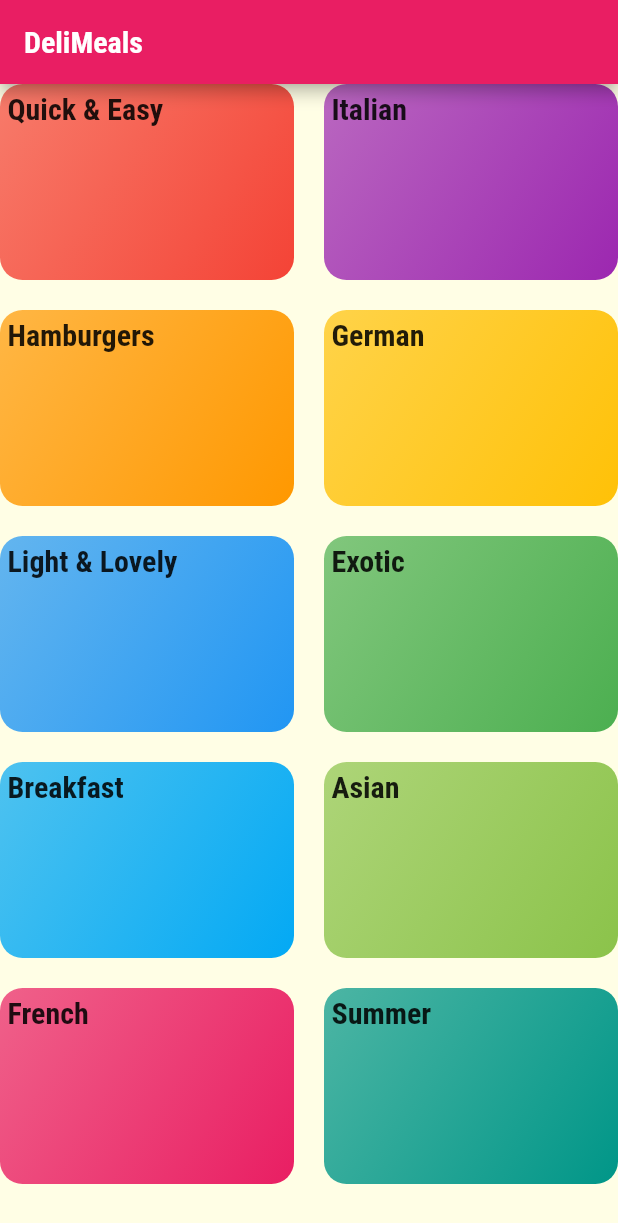
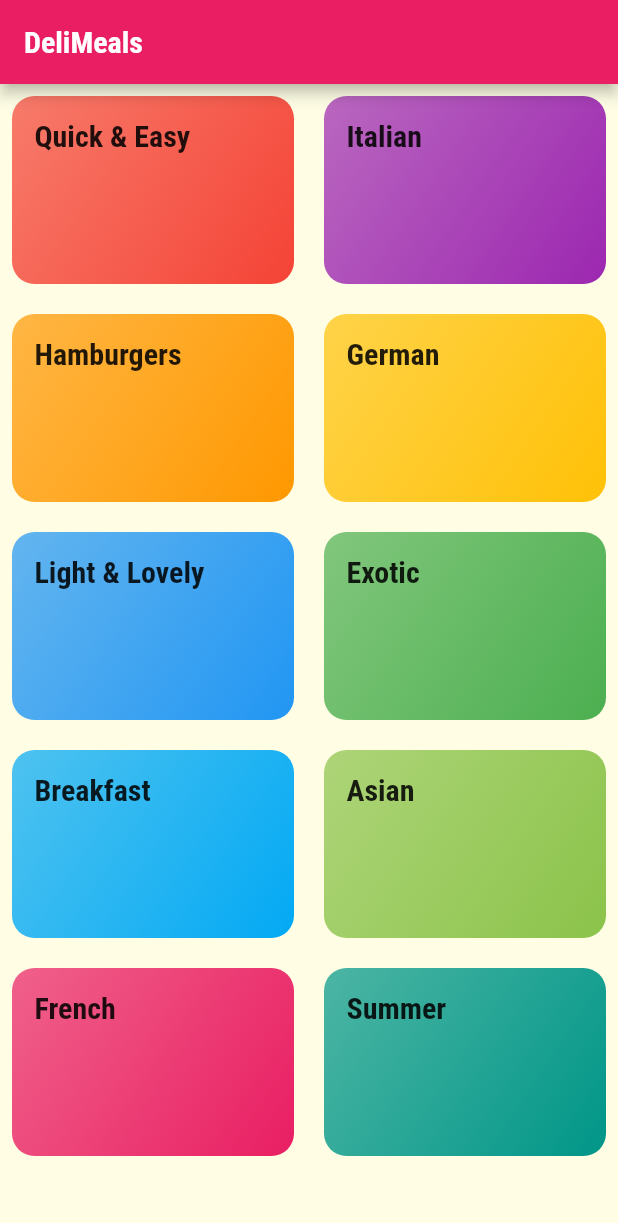
Before and after one commit to Shashank0271/Meals-App, a Flutter app: the screen it shows after launch, on a phone screen of 412 x 824 dp. Shown: the top 1223 px of the screen. Run offline on Flutter 3.47's test engine with Material 2 defaults, Android fonts, the phone set to English and light mode, and no system bars.

Commit message:
updated files

```diff
--- a/lib/categories_screen.dart
+++ b/lib/categories_screen.dart
@@ -9,15 +9,22 @@ class CategoriesScreen extends StatelessWidget {
   Widget build(BuildContext context) {
     return Scaffold(
       appBar: AppBar(title: const Text('DeliMeals')),
-      body: GridView(
+      body: Padding(
+        padding: const EdgeInsets.all(8.0),
+        child: GridView(
           children: DUMMY_CATEGORIES
-            .map((cat) => CategoryItem(title: cat.title, color: cat.color))
+              .map((cat) => CategoryItem(
+                    title: cat.title,
+                    color: cat.color,
+                    id: cat.id,
+                  ))
               .toList(),
           gridDelegate: const SliverGridDelegateWithMaxCrossAxisExtent(
             maxCrossAxisExtent: 200, //width
-          childAspectRatio: 3 / 2, //height to width ratio
+            childAspectRatio: 3 / 2,
             crossAxisSpacing: 20,
             mainAxisSpacing: 20,
+          ),
         ),
       ),
     );
--- a/lib/category_item.dart
+++ b/lib/category_item.dart
@@ -1,15 +1,37 @@
 import 'package:flutter/material.dart';
+import 'package:meals_app/category_meals_screen.dart';
 
 class CategoryItem extends StatelessWidget {
+  final String id;
   final String title;
   final Color color;
-  const CategoryItem({Key? key, required this.title, required this.color})
+  const CategoryItem(
+      {Key? key, required this.title, required this.color, required this.id})
       : super(key: key);
+
+  void selectCategory(BuildContext context) {
+    // Navigator.of(context).push(
+    //   MaterialPageRoute(
+    //     builder: (BuildContext context) => CategoryMealsScreen(
+    //       categoryId: id,
+    //        categoryTitle: title,
+    //     ),
+    //   ),
+    // );
+    //Navigator.of(context).push
+    Navigator.of(context).pushNamed(
+      '/category-meals',
+      arguments: {'id': id, 'title': title},
+    );
+  }
 
   @override
   Widget build(BuildContext context) {
-    return Container(
-      padding: const EdgeInsets.all(5),
+    return InkWell(
+      onTap: () => selectCategory(context),
+      splashColor: Theme.of(context).primaryColor,
+      child: Container(
+        padding: const EdgeInsets.all(15),
         child: Text(
           title,
           style: Theme.of(context).textTheme.headline6,
@@ -22,6 +44,7 @@ class CategoryItem extends StatelessWidget {
           ),
           borderRadius: const BorderRadius.all(Radius.circular(15)),
         ),
+      ),
     );
   }
 }
```
Also changed, not shown: lib/category_meals_screen.dart (added, +22 -0 lines), lib/main.dart (+5 -16 lines). Lines whose indentation alone changed are shown as unchanged.
